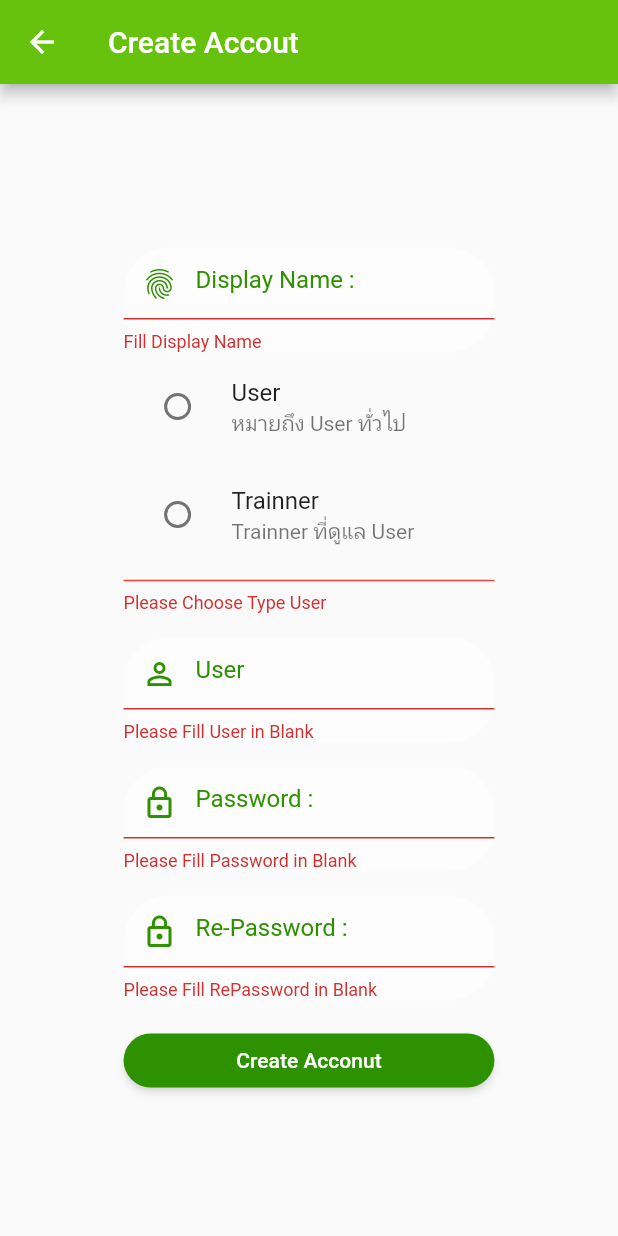
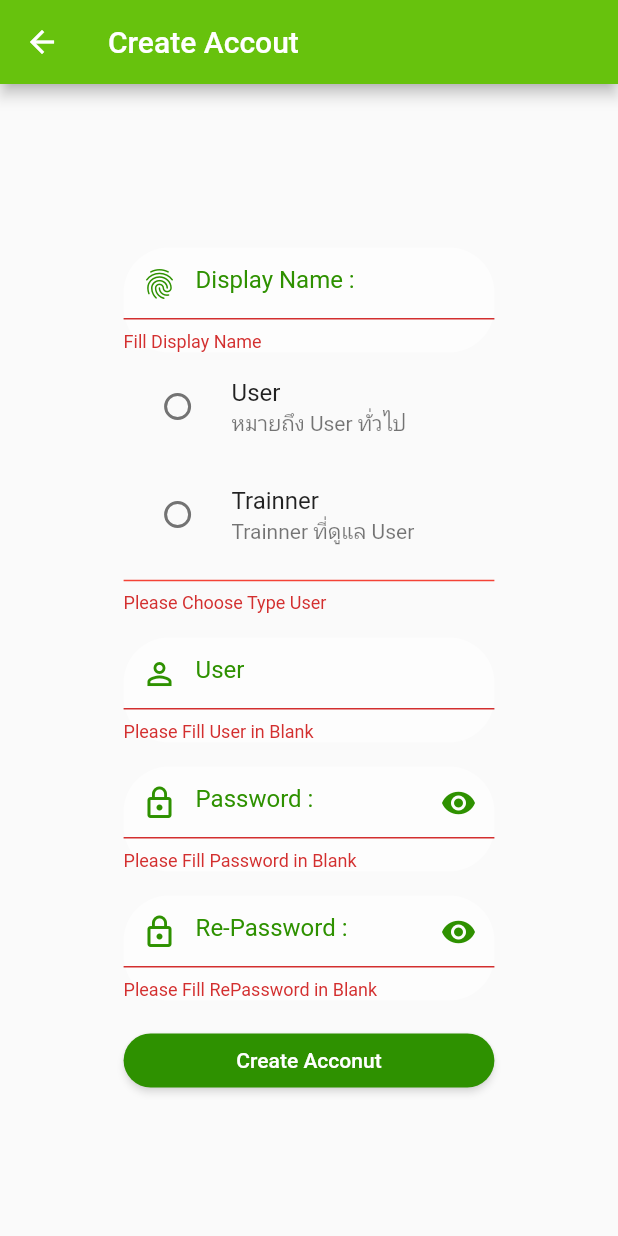
Before and after one commit to KctPiyawat/CareBMI, a Flutter app: the CreateAccount screen opened by its route, after a tap on "Create Acconut", on a phone screen of 412 x 824 dp. Run offline on Flutter 3.47's test engine with Material 2 defaults, Android fonts, the phone set to English and light mode, and no system bars; our stand-ins replace introduction_screen, shared_preferences; accounts and stored records are empty.

Commit message:
finish 26feb

```diff
--- a/lib/states/authen.dart
+++ b/lib/states/authen.dart
@@ -94,7 +94,7 @@ class _AuthenState extends State<Authen> {
         decoration: MyStyle().myInputDecoration(
           Icons.lock_outline,
           'Password',
-          subfixIconData: Icons.remove_red_eye_outlined,
+          redEye: true,
         ),
       ),
     );
--- a/lib/states/create_account.dart
+++ b/lib/states/create_account.dart
@@ -10,7 +10,7 @@ class CreateAccount extends StatefulWidget {
 class _CreateAccountState extends State<CreateAccount> {
   String typeUser, name, user, password, repassword;
   final formKey = GlobalKey<FormState>();
-  bool statusRadio = true;
+  bool statusRadio = true, redEyePass = true, redEyeRePass = true;
 
   Container buildDisplayName(BuildContext context) {
     return Container(
@@ -58,7 +58,7 @@ class _CreateAccountState extends State<CreateAccount> {
       margin: EdgeInsets.only(top: 16),
       width: MediaQuery.of(context).size.width * 0.6,
       child: TextFormField(
-        onSaved: (newValue) => password = newValue.trim(),
+        onChanged: (newValue) => password = newValue.trim(),
         validator: (value) {
           if (value?.isEmpty ?? true) {
             return 'Please Fill Password in Blank';
@@ -66,11 +66,10 @@ class _CreateAccountState extends State<CreateAccount> {
             return null;
           }
         },
-        obscureText: true,
+        obscureText: redEyePass,
         decoration: MyStyle().myInputDecoration(
-          Icons.lock_outline,
-          'Password :',
-        ),
+            Icons.lock_outline, 'Password :',
+            redEye: redEyeRePass),
       ),
     );
   }
@@ -81,18 +80,20 @@ class _CreateAccountState extends State<CreateAccount> {
       margin: EdgeInsets.only(top: 16),
       width: MediaQuery.of(context).size.width * 0.6,
       child: TextFormField(
-        onSaved: (newValue) => repassword = newValue.trim(),
         validator: (value) {
           if (value?.isEmpty ?? true) {
             return 'Please Fill RePassword in Blank';
+          } else if (value != password) {
+            return 'Password And RePassword Not Math';
           } else {
             return null;
           }
         },
-        obscureText: true,
+        obscureText: redEyeRePass,
         decoration: MyStyle().myInputDecoration(
           Icons.lock_outline,
           'Re-Password : ',
+          redEye: redEyeRePass,
         ),
       ),
     );
@@ -129,7 +130,8 @@ class _CreateAccountState extends State<CreateAccount> {
   Container buildValidateRadio(BuildContext context) {
     return Container(
       width: MediaQuery.of(context).size.width * 0.6,
-                child: Column(crossAxisAlignment: CrossAxisAlignment.start,
+      child: Column(
+        crossAxisAlignment: CrossAxisAlignment.start,
         children: [
           Divider(
             color: Colors.red,
@@ -144,7 +146,6 @@ class _CreateAccountState extends State<CreateAccount> {
           ),
         ],
       ),
-
     );
   }
 
@@ -155,10 +156,10 @@ class _CreateAccountState extends State<CreateAccount> {
       child: ElevatedButton(
         style: MyStyle().buttonStyle(),
         onPressed: () {
-          if (formKey.currentState.validate() && typeUser != null ) {
+          if (formKey.currentState.validate() && typeUser != null) {
             formKey.currentState.save();
           }
-          if (typeUser==null) {
+          if (typeUser == null) {
             setState(() {
               statusRadio = false;
             });
--- a/lib/utility/my_style.dart
+++ b/lib/utility/my_style.dart
@@ -6,7 +6,7 @@ class MyStyle {
   Color lightColor = Color(0xff9cf54e);
   Color activeColor = Colors.pink.shade700;
 
-  BoxDecoration whiteBoxDecoration()=> BoxDecoration(
+  BoxDecoration whiteBoxDecoration() => BoxDecoration(
         color: Colors.white54,
         borderRadius: BorderRadius.circular(30),
       );
@@ -21,7 +21,8 @@ class MyStyle {
         color: Colors.white,
       );
 
-  ButtonStyle buttonStyle() => ElevatedButton.styleFrom(shadowColor: Colors.white,
+  ButtonStyle buttonStyle() => ElevatedButton.styleFrom(
+      shadowColor: Colors.white,
       primary: MyStyle().darkColor,
       onPrimary: Colors.white,
       shape: RoundedRectangleBorder(borderRadius: BorderRadius.circular(30)));
@@ -39,8 +40,32 @@ class MyStyle {
       );
 
   InputDecoration myInputDecoration(IconData iconData, String string,
-          {IconData subfixIconData}) =>
-      InputDecoration(
+          {bool redEye}) =>
+      redEye == null
+          ? InputDecoration(
+              hintStyle: TextStyle(color: darkColor),
+              hintText: string,
+              prefixIcon: Icon(
+                iconData,
+                color: darkColor,
+              ),
+              enabledBorder: OutlineInputBorder(
+                borderSide: BorderSide(color: darkColor),
+                borderRadius: BorderRadius.circular(30),
+              ),
+              focusedBorder: OutlineInputBorder(
+                borderSide: BorderSide(color: lightColor),
+                borderRadius: BorderRadius.circular(30),
+              ),
+            )
+          : InputDecoration(
+              suffixIcon: IconButton(
+                icon: Icon(
+                  Icons.remove_red_eye,
+                  color: darkColor,
+                ),
+                onPressed: () {},
+              ),
               hintStyle: TextStyle(color: darkColor),
               hintText: string,
               prefixIcon: Icon(
```
Lines whose indentation alone changed are shown as unchanged.
